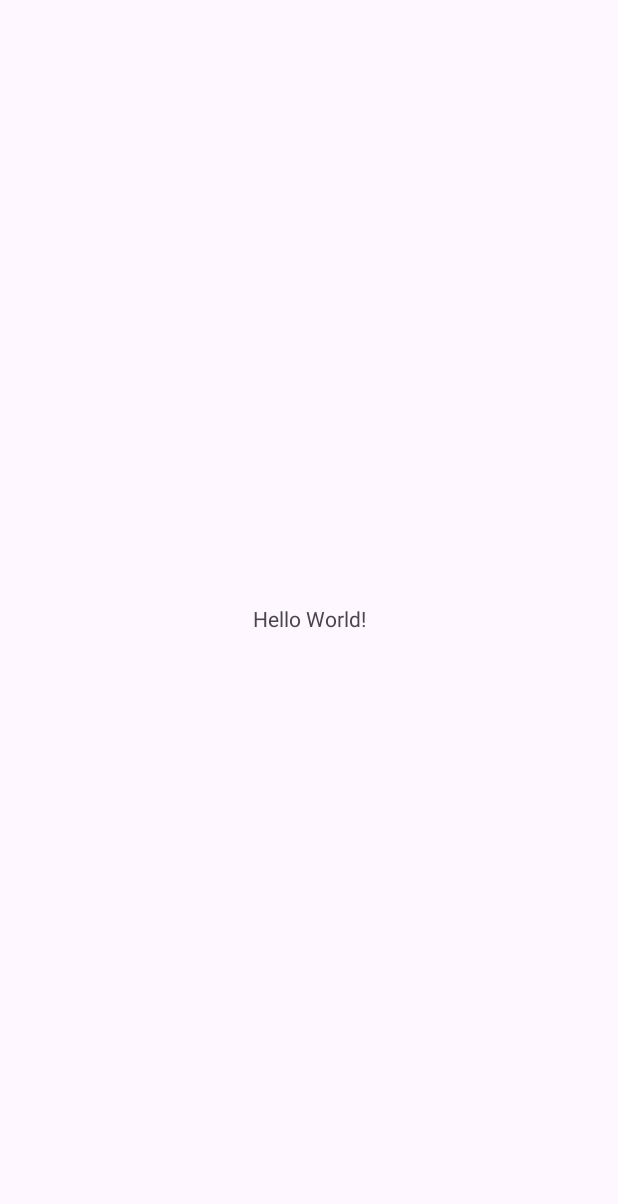
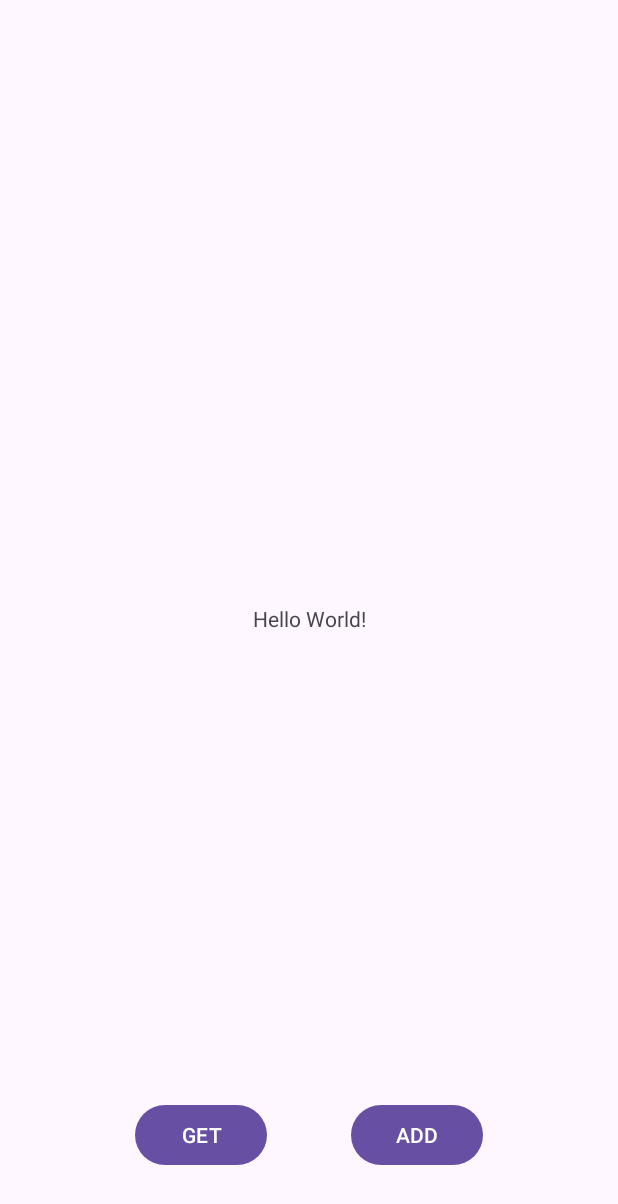
Before and after one commit to drashie/simple-client-server, an Android app: the screen it shows after launch (MainActivity), on a phone screen of 412 x 824 dp. Before the commit the part shown is almost empty. Shown: the top 1204 px of the screen. Run offline under Robolectric (Android 15) with nearby library versions, the phone set to English and light mode, and no system bars.

Commit message:
GET and ADD button templates

```diff
--- a/client_ui/app/src/main/res/layout/activity_main.xml
+++ b/client_ui/app/src/main/res/layout/activity_main.xml
@@ -7,6 +7,7 @@
     tools:context=".MainActivity">
 
     <TextView
+        android:id="@+id/textView"
         android:layout_width="wrap_content"
         android:layout_height="wrap_content"
         android:text="Hello World!"
@@ -15,4 +16,28 @@
         app:layout_constraintStart_toStartOf="parent"
         app:layout_constraintTop_toTopOf="parent" />
 
+    <Button
+        android:id="@+id/GET_BUTTON"
+        android:layout_width="wrap_content"
+        android:layout_height="48dp"
+        android:text="GET"
+        app:layout_constraintBottom_toBottomOf="parent"
+        app:layout_constraintEnd_toEndOf="parent"
+        app:layout_constraintHorizontal_bias="0.277"
+        app:layout_constraintStart_toStartOf="parent"
+        app:layout_constraintTop_toTopOf="parent"
+        app:layout_constraintVertical_bias="0.944" />
+
+    <Button
+        android:id="@+id/ADD_BUTTON"
+        android:layout_width="wrap_content"
+        android:layout_height="wrap_content"
+        android:text="ADD"
+        app:layout_constraintBottom_toBottomOf="parent"
+        app:layout_constraintEnd_toEndOf="parent"
+        app:layout_constraintHorizontal_bias="0.722"
+        app:layout_constraintStart_toStartOf="parent"
+        app:layout_constraintTop_toBottomOf="@+id/textView"
+        app:layout_constraintVertical_bias="0.877" />
+
 </androidx.constraintlayout.widget.ConstraintLayout>
```
